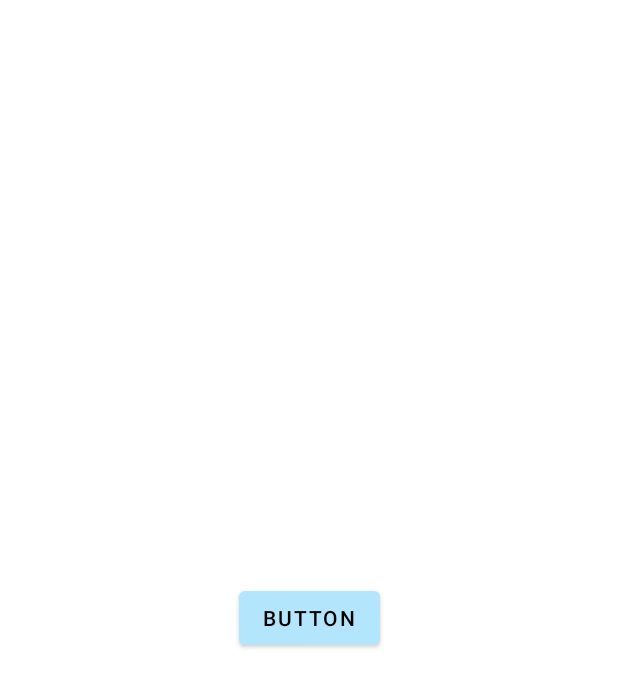
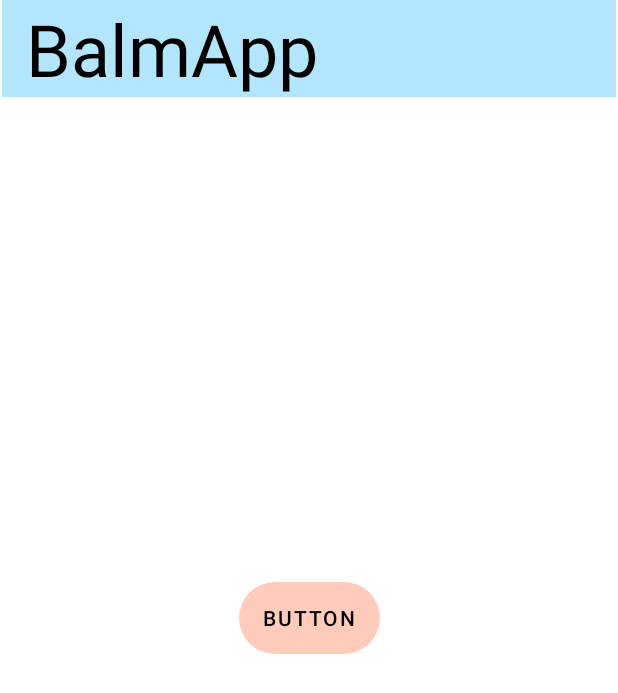
Before and after one commit to Oskar36/BalmApp, an Android app: the screen it shows after launch (MainActivity), on a phone screen of 412 x 824 dp. Shown: the top 693 px of the screen. Run offline under Robolectric (Android 15) with nearby library versions, the phone set to English and light mode, and no system bars.

Commit message:
main otra vez

```diff
--- a/app/src/main/res/layout/activity_main.xml
+++ b/app/src/main/res/layout/activity_main.xml
@@ -6,13 +6,38 @@
     android:layout_height="match_parent"
     tools:context=".MainActivity">
     tools:viewBindingIgnore="true"
+
+
+    <androidx.appcompat.widget.Toolbar
+        android:id="@+id/toolbar"
+        android:layout_width="409dp"
+        android:layout_height="wrap_content"
+        android:background="?attr/colorPrimary"
+        android:minHeight="?attr/actionBarSize"
+        android:theme="?attr/actionBarTheme"
+        app:layout_constraintEnd_toEndOf="parent"
+        app:layout_constraintStart_toStartOf="parent"
+        app:layout_constraintTop_toTopOf="parent" >
+        <TextView
+            android:layout_width="wrap_content"
+            android:layout_height="wrap_content"
+            android:text="BalmApp"
+            android:textSize="@android:dimen/app_icon_size"
+            android:textColor="@android:color/black">
+        </TextView>
+    </androidx.appcompat.widget.Toolbar>
+
     <Button
+
         android:id="@+id/button"
         android:layout_width="wrap_content"
         android:layout_height="wrap_content"
+        style="@style/botones"
         android:text="Button"
         app:layout_constraintBottom_toBottomOf="parent"
         app:layout_constraintEnd_toEndOf="parent"
         app:layout_constraintStart_toStartOf="parent"
         app:layout_constraintTop_toTopOf="parent" />
+
+
 </androidx.constraintlayout.widget.ConstraintLayout>
```
